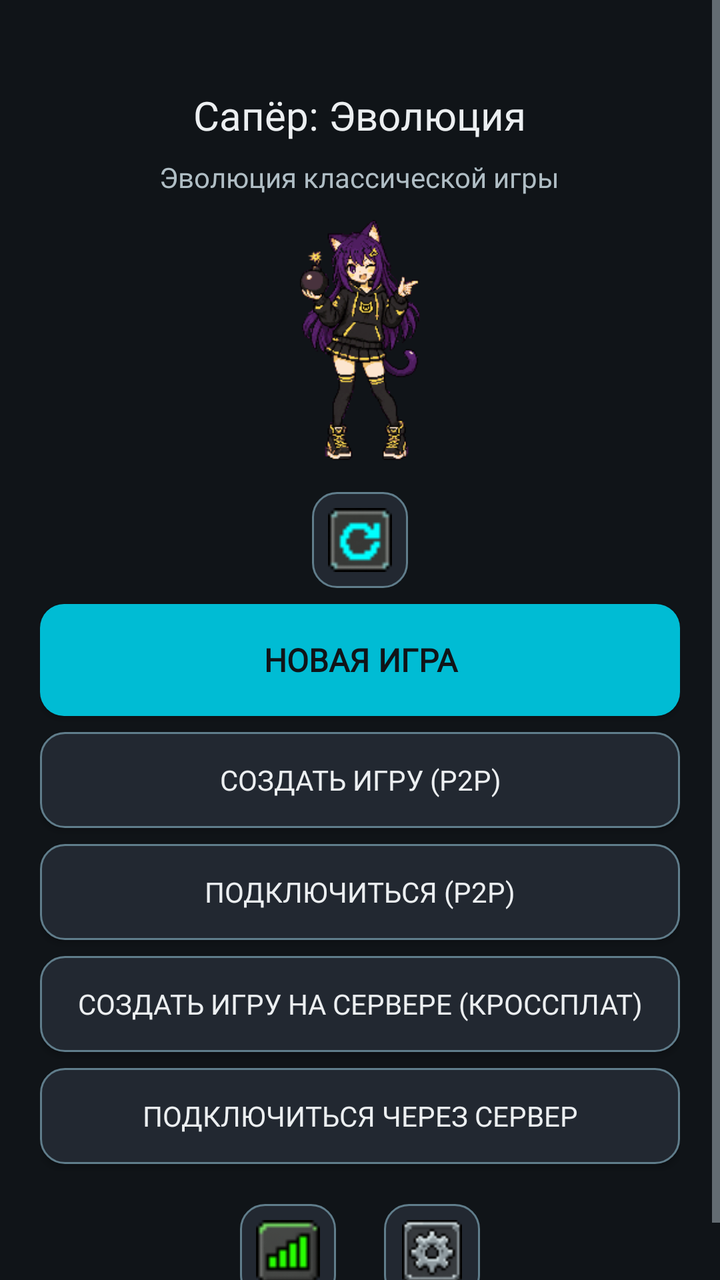
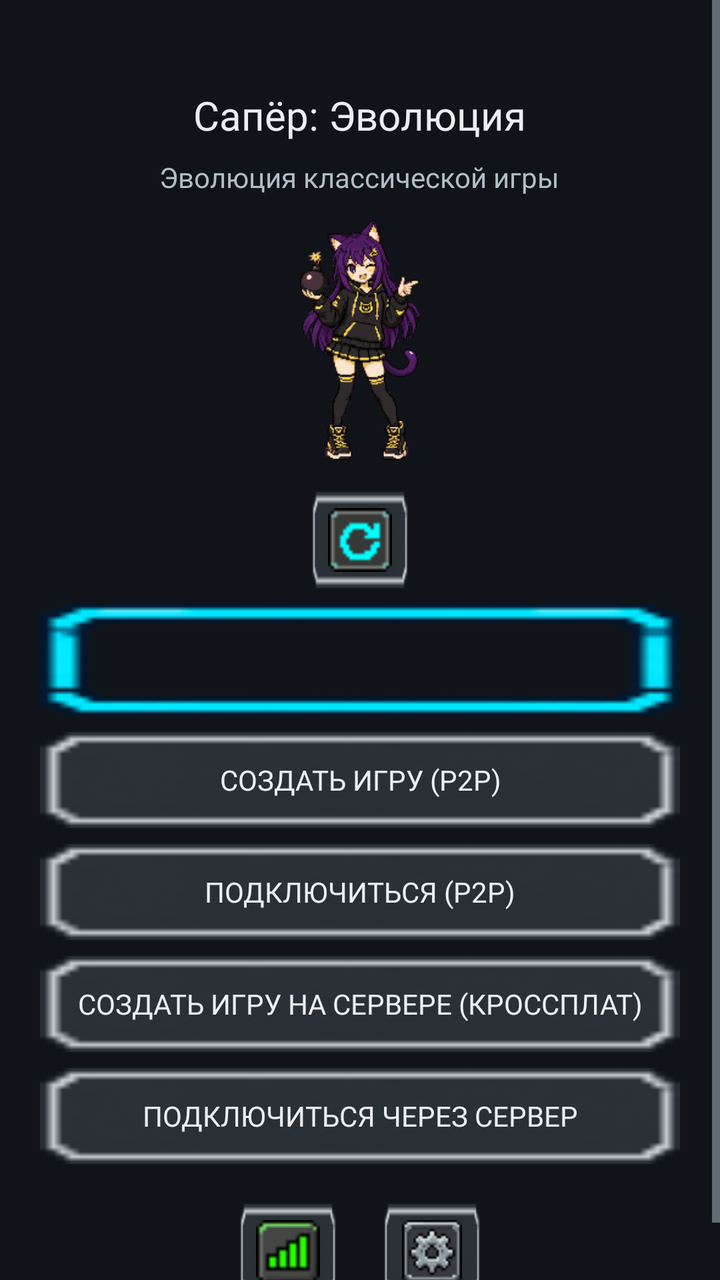

The first picture is an Android layout as it rendered before a commit; the second is the same layout after the commit. The layout source and the unified diff follow.
<!-- AndroidManifest.xml: application theme Theme.MinesweeperEvolution -->
<!-- res/layout/activity_main.xml -->
<?xml version="1.0" encoding="utf-8"?>
<ScrollView xmlns:android="http://schemas.android.com/apk/res/android"
    android:layout_width="match_parent"
    android:layout_height="match_parent"
    android:background="@color/bg_dark"
    android:fillViewport="true">

    <LinearLayout
        android:layout_width="match_parent"
        android:layout_height="wrap_content"
        android:orientation="vertical"
        android:padding="20dp">

        
        <TextView
            android:id="@+id/title"
            android:layout_width="wrap_content"
            android:layout_height="wrap_content"
            android:layout_gravity="center"
            android:layout_marginTop="24dp"
            android:fontFamily="@font/press_start_2p"
            android:text="@string/app_name"
            android:textColor="@color/text_primary"
            android:textSize="20sp"
            android:maxLines="2"
            android:gravity="center" />

        <TextView
            android:id="@+id/subtitle"
            android:layout_width="wrap_content"
            android:layout_height="wrap_content"
            android:layout_gravity="center"
            android:layout_marginTop="8dp"
            android:fontFamily="@font/pixelify_sans"
            android:text="@string/app_subtitle"
            android:textColor="@color/text_secondary"
            android:textSize="14sp" />

        
        <ImageView
            android:id="@+id/mascotImage"
            android:layout_width="120dp"
            android:layout_height="120dp"
            android:layout_gravity="center"
            android:layout_marginTop="12dp"
            android:layout_marginBottom="16dp"
            android:contentDescription="@string/app_name"
            android:src="@drawable/mascot_idle" />

        
        <Button
            android:id="@+id/btnContinue"
            android:layout_width="match_parent"
            android:layout_height="56dp"
            android:layout_marginBottom="8dp"
            android:background="@drawable/bg_button_primary"
            android:fontFamily="@font/pixelify_sans"
            android:text="@string/continue_game"
            android:textColor="@color/bg_dark"
            android:textSize="16sp"
            android:textStyle="bold"
            android:visibility="gone" />

        
        <ImageView
            android:id="@+id/btnQuickGame"
            android:layout_width="48dp"
            android:layout_height="48dp"
            android:layout_gravity="center"
            android:layout_marginBottom="8dp"
            android:background="@drawable/bg_button_secondary"
            android:padding="8dp"
            android:scaleType="fitCenter"
            android:src="@drawable/icon_retry"
            android:contentDescription="@string/restart"
            android:clickable="true"
            android:focusable="true" />

        
        <Button
            android:id="@+id/btnNewGame"
            android:layout_width="match_parent"
            android:layout_height="56dp"
            android:layout_marginBottom="8dp"
            android:background="@drawable/bg_button_primary"
            android:fontFamily="@font/pixelify_sans"
            android:text="@string/new_game"
            android:textColor="@color/bg_dark"
            android:textSize="16sp"
            android:textStyle="bold" />

        
        <Button
            android:id="@+id/btnMpHost"
            android:layout_width="match_parent"
            android:layout_height="48dp"
            android:layout_marginBottom="8dp"
            android:background="@drawable/bg_button_secondary"
            android:fontFamily="@font/pixelify_sans"
            android:text="@string/mp_host"
            android:textColor="@color/text_primary"
            android:textSize="14sp" />

        <Button
            android:id="@+id/btnMpJoin"
            android:layout_width="match_parent"
            android:layout_height="48dp"
            android:layout_marginBottom="8dp"
            android:background="@drawable/bg_button_secondary"
            android:fontFamily="@font/pixelify_sans"
            android:text="@string/mp_join"
            android:textColor="@color/text_primary"
            android:textSize="14sp" />

        <Button
            android:id="@+id/btnMpRelayHost"
            android:layout_width="match_parent"
            android:layout_height="48dp"
            android:layout_marginBottom="8dp"
            android:background="@drawable/bg_button_secondary"
            android:fontFamily="@font/pixelify_sans"
            android:text="@string/mp_relay_host"
            android:textColor="@color/text_primary"
            android:textSize="14sp" />

        <Button
            android:id="@+id/btnMpRelayJoin"
            android:layout_width="match_parent"
            android:layout_height="48dp"
            android:layout_marginBottom="20dp"
            android:background="@drawable/bg_button_secondary"
            android:fontFamily="@font/pixelify_sans"
            android:text="@string/mp_relay_join"
            android:textColor="@color/text_primary"
            android:textSize="14sp" />

        <View
            android:layout_width="match_parent"
            android:layout_height="0dp"
            android:layout_weight="1" />

        
        <LinearLayout
            android:layout_width="match_parent"
            android:layout_height="wrap_content"
            android:orientation="horizontal"
            android:gravity="center">

            <ImageView
                android:id="@+id/btnStats"
                android:layout_width="48dp"
                android:layout_height="48dp"
                android:layout_marginEnd="24dp"
                android:background="@drawable/bg_button_secondary"
                android:padding="8dp"
                android:scaleType="fitCenter"
                android:src="@drawable/icon_stats"
                android:contentDescription="@string/stats"
                android:clickable="true"
                android:focusable="true" />

            <ImageView
                android:id="@+id/btnSettings"
                android:layout_width="48dp"
                android:layout_height="48dp"
                android:background="@drawable/bg_button_secondary"
                android:padding="8dp"
                android:scaleType="fitCenter"
                android:src="@drawable/icon_settings"
                android:contentDescription="@string/settings"
                android:clickable="true"
                android:focusable="true" />
        </LinearLayout>

    </LinearLayout>
</ScrollView>
<!-- resources referenced by this layout -->
<resources>
  <color name="bg_dark">#FF101418</color>
  <color name="text_primary">#FFECEFF1</color>
  <color name="text_secondary">#FFB0BEC5</color>
  <!-- drawable bg_button_primary (drawable) -->
  <?xml version="1.0" encoding="utf-8"?>
  <selector xmlns:android="http://schemas.android.com/apk/res/android">
      
      <item android:state_pressed="true">
          <shape android:shape="rectangle">
              <solid android:color="@color/accent_2"/>
              <corners android:radius="12dp"/>
          </shape>
      </item>
      
      <item>
          <shape android:shape="rectangle">
              <solid android:color="@color/accent"/>
              <corners android:radius="12dp"/>
          </shape>
      </item>
  </selector>
  <!-- drawable bg_button_secondary (drawable) -->
  <?xml version="1.0" encoding="utf-8"?>
  <selector xmlns:android="http://schemas.android.com/apk/res/android">
      
      <item android:state_selected="true">
          <shape android:shape="rectangle">
              <solid android:color="@color/accent"/>
              <corners android:radius="12dp"/>
              <stroke android:width="1dp" android:color="@color/accent_2"/>
          </shape>
      </item>
      
      <item android:state_pressed="true">
          <shape android:shape="rectangle">
              <solid android:color="@color/bg_panel_alt"/>
              <corners android:radius="12dp"/>
              <stroke android:width="2dp" android:color="@color/accent"/>
          </shape>
      </item>
      
      <item>
          <shape android:shape="rectangle">
              <solid android:color="@color/bg_panel_alt"/>
              <corners android:radius="12dp"/>
              <stroke android:width="1dp" android:color="@color/text_dim"/>
          </shape>
      </item>
  </selector>
  <!-- drawable icon_stats: png bitmap (drawable, 471 bytes) -->
  <string name="app_name">Сапёр: Эволюция</string>
  <string name="app_subtitle">Эволюция классической игры</string>
  <string name="continue_game">Продолжить</string>
  <string name="mp_host">Создать игру (P2P)</string>
  <string name="mp_join">Подключиться (P2P)</string>
  <string name="mp_relay_host">Создать игру на сервере (кроссплат)</string>
  <string name="mp_relay_join">Подключиться через сервер</string>
  <string name="new_game">Новая игра</string>
  <string name="restart">Заново</string>
  <string name="settings">Настройки</string>
  <string name="stats">Статистика</string>
  <style name="Theme.MinesweeperEvolution" parent="Theme.AppCompat.NoActionBar">
          <item name="colorPrimary">@color/accent</item>
          <item name="colorPrimaryDark">@color/accent_2</item>
          <item name="colorAccent">@color/accent</item>
          <item name="android:windowBackground">@color/bg_dark</item>
          <item name="android:textColorPrimary">@color/text_primary</item>
          <item name="android:textColorSecondary">@color/text_secondary</item>
          <item name="android:statusBarColor" tools:targetApi="l">@color/bg_dark</item>
          
          <item name="android:alertDialogTheme">@style/Theme.MinesweeperDialog</item>
          <item name="alertDialogTheme">@style/Theme.MinesweeperDialog</item>
      </style>
  <color name="accent_2">#FF26C6DA</color>
  <color name="accent">#FF00BCD4</color>
  <color name="bg_panel_alt">#FF222831</color>
  <color name="text_dim">#FF607D8B</color>
  <style name="Theme.MinesweeperDialog" parent="Theme.AppCompat.Dialog.Alert">
          <item name="android:windowBackground">@color/bg_panel</item>
          <item name="android:textColorPrimary">@color/text_primary</item>
          <item name="android:textColorSecondary">@color/text_secondary</item>
          <item name="colorAccent">@color/accent</item>
          <item name="android:buttonBarButtonStyle">@style/Widget.DialogButton</item>
      </style>
  <color name="bg_panel">#FF1A1F26</color>
  <style name="Widget.DialogButton" parent="Widget.AppCompat.Button.ButtonBar.AlertDialog">
          <item name="android:textColor">@color/accent</item>
      </style>
  <!-- unchanged entries left out for length: 3 -->
</resources>

<!-- the commit's change to res/layout/activity_main.xml (unified diff, before → after) -->
@@ -53,7 +53,7 @@
             android:layout_width="match_parent"
             android:layout_height="56dp"
             android:layout_marginBottom="8dp"
-            android:background="@drawable/bg_button_primary"
+            android:background="@drawable/ui_button_active"
             android:fontFamily="@font/pixelify_sans"
             android:text="@string/continue_game"
             android:textColor="@color/bg_dark"
@@ -68,7 +68,7 @@
             android:layout_height="48dp"
             android:layout_gravity="center"
             android:layout_marginBottom="8dp"
-            android:background="@drawable/bg_button_secondary"
+            android:background="@drawable/ui_button_normal"
             android:padding="8dp"
             android:scaleType="fitCenter"
             android:src="@drawable/icon_retry"
@@ -82,7 +82,7 @@
             android:layout_width="match_parent"
             android:layout_height="56dp"
             android:layout_marginBottom="8dp"
-            android:background="@drawable/bg_button_primary"
+            android:background="@drawable/ui_button_active"
             android:fontFamily="@font/pixelify_sans"
             android:text="@string/new_game"
             android:textColor="@color/bg_dark"
@@ -95,7 +95,7 @@
             android:layout_width="match_parent"
             android:layout_height="48dp"
             android:layout_marginBottom="8dp"
-            android:background="@drawable/bg_button_secondary"
+            android:background="@drawable/ui_button_normal"
             android:fontFamily="@font/pixelify_sans"
             android:text="@string/mp_host"
             android:textColor="@color/text_primary"
@@ -106,7 +106,7 @@
             android:layout_width="match_parent"
             android:layout_height="48dp"
             android:layout_marginBottom="8dp"
-            android:background="@drawable/bg_button_secondary"
+            android:background="@drawable/ui_button_normal"
             android:fontFamily="@font/pixelify_sans"
             android:text="@string/mp_join"
             android:textColor="@color/text_primary"
@@ -117,7 +117,7 @@
             android:layout_width="match_parent"
             android:layout_height="48dp"
             android:layout_marginBottom="8dp"
-            android:background="@drawable/bg_button_secondary"
+            android:background="@drawable/ui_button_normal"
             android:fontFamily="@font/pixelify_sans"
             android:text="@string/mp_relay_host"
             android:textColor="@color/text_primary"
@@ -128,7 +128,7 @@
             android:layout_width="match_parent"
             android:layout_height="48dp"
             android:layout_marginBottom="20dp"
-            android:background="@drawable/bg_button_secondary"
+            android:background="@drawable/ui_button_normal"
             android:fontFamily="@font/pixelify_sans"
             android:text="@string/mp_relay_join"
             android:textColor="@color/text_primary"
@@ -151,7 +151,7 @@
                 android:layout_width="48dp"
                 android:layout_height="48dp"
                 android:layout_marginEnd="24dp"
-                android:background="@drawable/bg_button_secondary"
+                android:background="@drawable/ui_button_normal"
                 android:padding="8dp"
                 android:scaleType="fitCenter"
                 android:src="@drawable/icon_stats"
@@ -163,7 +163,7 @@
                 android:id="@+id/btnSettings"
                 android:layout_width="48dp"
                 android:layout_height="48dp"
-                android:background="@drawable/bg_button_secondary"
+                android:background="@drawable/ui_button_normal"
                 android:padding="8dp"
                 android:scaleType="fitCenter"
                 android:src="@drawable/icon_settings"
<!-- resource entries referenced after the edit -->
@@ -3,53 +3,9 @@
   <color name="bg_dark">#FF101418</color>
   <color name="text_primary">#FFECEFF1</color>
   <color name="text_secondary">#FFB0BEC5</color>
-  <!-- drawable bg_button_primary (drawable) -->
-  <?xml version="1.0" encoding="utf-8"?>
-  <selector xmlns:android="http://schemas.android.com/apk/res/android">
-      
-      <item android:state_pressed="true">
-          <shape android:shape="rectangle">
-              <solid android:color="@color/accent_2"/>
-              <corners android:radius="12dp"/>
-          </shape>
-      </item>
-      
-      <item>
-          <shape android:shape="rectangle">
-              <solid android:color="@color/accent"/>
-              <corners android:radius="12dp"/>
-          </shape>
-      </item>
-  </selector>
-  <!-- drawable bg_button_secondary (drawable) -->
-  <?xml version="1.0" encoding="utf-8"?>
-  <selector xmlns:android="http://schemas.android.com/apk/res/android">
-      
-      <item android:state_selected="true">
-          <shape android:shape="rectangle">
-              <solid android:color="@color/accent"/>
-              <corners android:radius="12dp"/>
-              <stroke android:width="1dp" android:color="@color/accent_2"/>
-          </shape>
-      </item>
-      
-      <item android:state_pressed="true">
-          <shape android:shape="rectangle">
-              <solid android:color="@color/bg_panel_alt"/>
-              <corners android:radius="12dp"/>
-              <stroke android:width="2dp" android:color="@color/accent"/>
-          </shape>
-      </item>
-      
-      <item>
-          <shape android:shape="rectangle">
-              <solid android:color="@color/bg_panel_alt"/>
-              <corners android:radius="12dp"/>
-              <stroke android:width="1dp" android:color="@color/text_dim"/>
-          </shape>
-      </item>
-  </selector>
   <!-- drawable icon_stats: png bitmap (drawable, 471 bytes) -->
+  <!-- drawable ui_button_active: png bitmap (drawable, 845 bytes) -->
+  <!-- drawable ui_button_normal: png bitmap (drawable, 1182 bytes) -->
   <string name="app_name">Сапёр: Эволюция</string>
   <string name="app_subtitle">Эволюция классической игры</string>
   <string name="continue_game">Продолжить</string>
@@ -75,8 +31,6 @@
       </style>
   <color name="accent_2">#FF26C6DA</color>
   <color name="accent">#FF00BCD4</color>
-  <color name="bg_panel_alt">#FF222831</color>
-  <color name="text_dim">#FF607D8B</color>
   <style name="Theme.MinesweeperDialog" parent="Theme.AppCompat.Dialog.Alert">
           <item name="android:windowBackground">@color/bg_panel</item>
           <item name="android:textColorPrimary">@color/text_primary</item>
